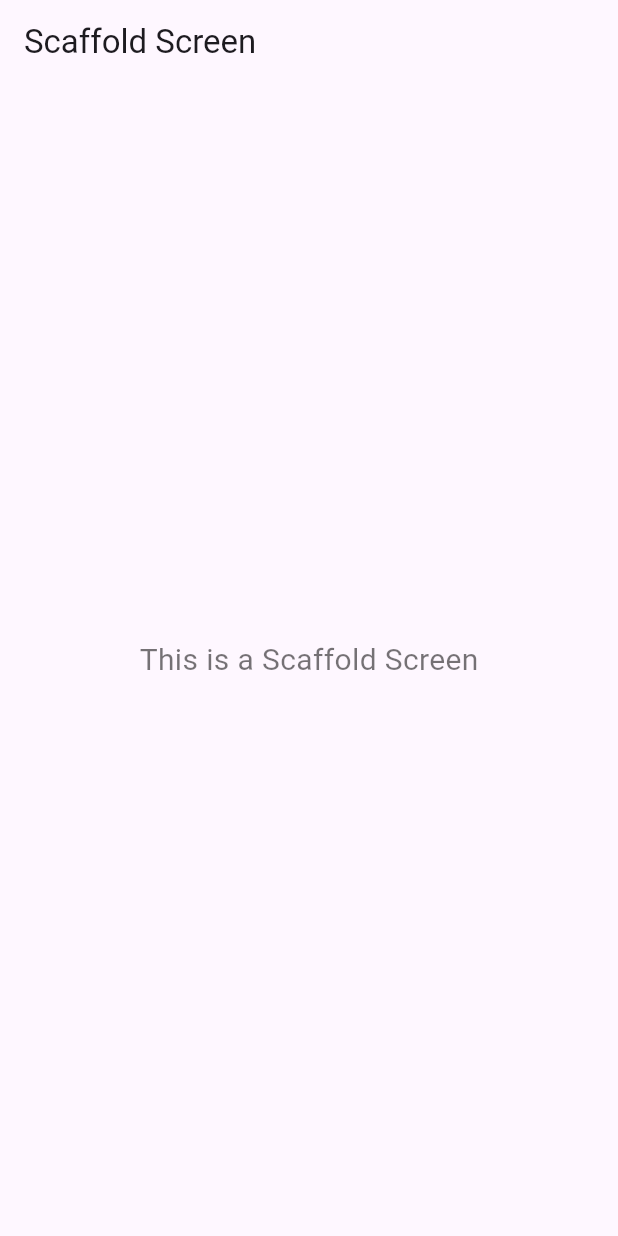
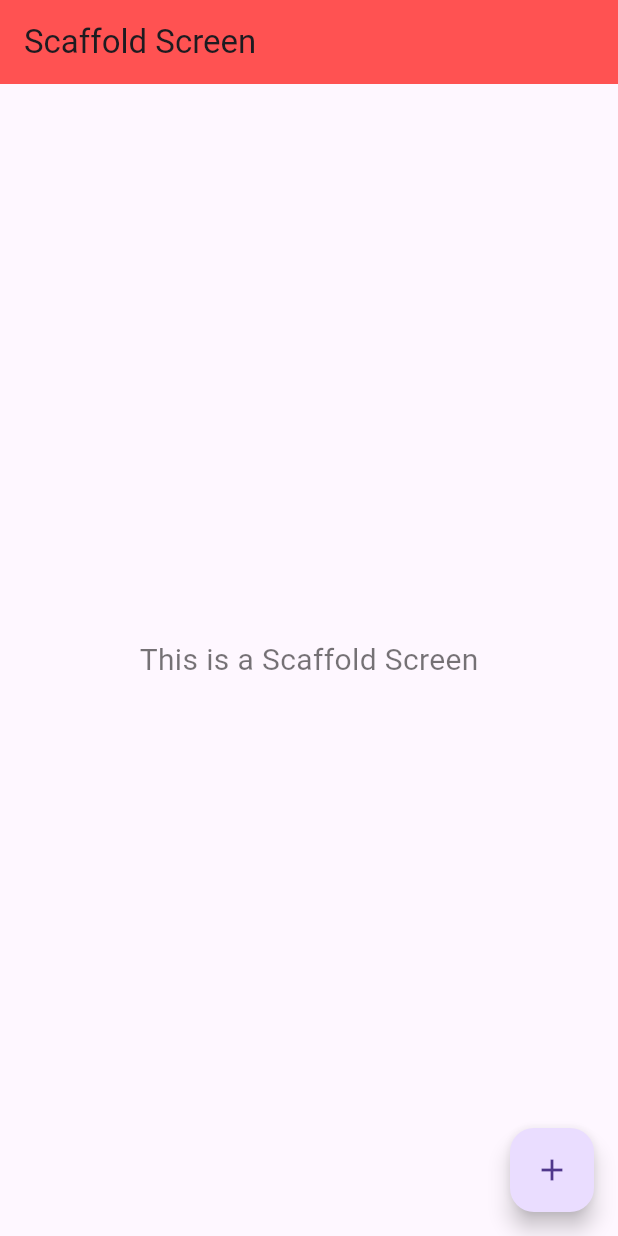
Before and after one commit to EvertonEspedito/Flutter_Learning, a Flutter app: the screen it shows after launch, on a phone screen of 412 x 824 dp. Run offline on Flutter 3.47's test engine with Material 3 defaults, Android fonts, the phone set to English and light mode, and no system bars.

Commit message:
Update scaffold_screen.dart
Botão de navegação e AppBar Style

```diff
--- a/flutter_intro/lib/scaffoldscreen/scaffold_screen.dart
+++ b/flutter_intro/lib/scaffoldscreen/scaffold_screen.dart
@@ -8,6 +8,7 @@ class ScaffoldScreen extends StatelessWidget {
     return Scaffold(
       appBar: AppBar(
         title: const Text("Scaffold Screen"),
+        backgroundColor: Colors.redAccent,
       ),
       body: Center(
         child: Text(
@@ -15,6 +16,9 @@ class ScaffoldScreen extends StatelessWidget {
           style: Theme.of(context).textTheme.bodyMedium,
         ),
       ),
+      floatingActionButton:
+      FloatingActionButton(onPressed: () {},
+      child: const Icon(Icons.add))
     );
   }
 }
```
